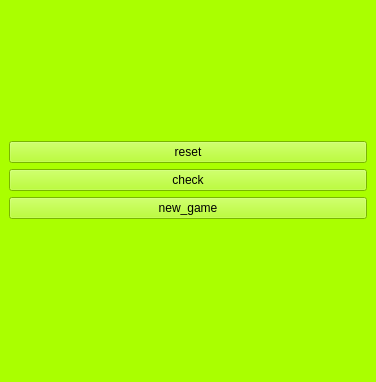
Qt form sodoko.ui (masoumehaemmi/tamrin-18) before a commit.
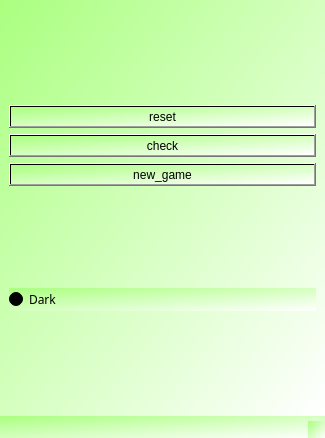
The same form after that commit. Custom widgets are drawn as their Qt base class.

The edit to the form file:
```diff
--- a/sodoko.ui
+++ b/sodoko.ui
@@ -6,15 +6,692 @@
    <rect>
     <x>0</x>
     <y>0</y>
-    <width>376</width>
-    <height>382</height>
+    <width>325</width>
+    <height>438</height>
    </rect>
   </property>
+  <property name="palette">
+   <palette>
+    <active>
+     <colorrole role="WindowText">
+      <brush brushstyle="SolidPattern">
+       <color alpha="255">
+        <red>0</red>
+        <green>0</green>
+        <blue>0</blue>
+       </color>
+      </brush>
+     </colorrole>
+     <colorrole role="Button">
+      <brush brushstyle="LinearGradientPattern">
+       <gradient startx="0.000000000000000" starty="0.000000000000000" endx="1.000000000000000" endy="1.000000000000000" type="LinearGradient" spread="PadSpread" coordinatemode="ObjectBoundingMode">
+        <gradientstop position="0.000000000000000">
+         <color alpha="255">
+          <red>170</red>
+          <green>255</green>
+          <blue>127</blue>
+         </color>
+        </gradientstop>
+        <gradientstop position="1.000000000000000">
+         <color alpha="255">
+          <red>255</red>
+          <green>255</green>
+          <blue>255</blue>
+         </color>
+        </gradientstop>
+       </gradient>
+      </brush>
+     </colorrole>
+     <colorrole role="Light">
+      <brush brushstyle="SolidPattern">
+       <color alpha="255">
+        <red>255</red>
+        <green>255</green>
+        <blue>255</blue>
+       </color>
+      </brush>
+     </colorrole>
+     <colorrole role="Midlight">
+      <brush brushstyle="SolidPattern">
+       <color alpha="255">
+        <red>227</red>
+        <green>227</green>
+        <blue>227</blue>
+       </color>
+      </brush>
+     </colorrole>
+     <colorrole role="Dark">
+      <brush brushstyle="SolidPattern">
+       <color alpha="255">
+        <red>160</red>
+        <green>160</green>
+        <blue>160</blue>
+       </color>
+      </brush>
+     </colorrole>
+     <colorrole role="Mid">
+      <brush brushstyle="SolidPattern">
+       <color alpha="255">
+        <red>160</red>
+        <green>160</green>
+        <blue>160</blue>
+       </color>
+      </brush>
+     </colorrole>
+     <colorrole role="Text">
+      <brush brushstyle="SolidPattern">
+       <color alpha="255">
+        <red>0</red>
+        <green>0</green>
+        <blue>0</blue>
+       </color>
+      </brush>
+     </colorrole>
+     <colorrole role="BrightText">
+      <brush brushstyle="SolidPattern">
+       <color alpha="255">
+        <red>255</red>
+        <green>255</green>
+        <blue>255</blue>
+       </color>
+      </brush>
+     </colorrole>
+     <colorrole role="ButtonText">
+      <brush brushstyle="SolidPattern">
+       <color alpha="255">
+        <red>0</red>
+        <green>0</green>
+        <blue>0</blue>
+       </color>
+      </brush>
+     </colorrole>
+     <colorrole role="Base">
+      <brush brushstyle="LinearGradientPattern">
+       <gradient startx="0.000000000000000" starty="0.000000000000000" endx="1.000000000000000" endy="1.000000000000000" type="LinearGradient" spread="PadSpread" coordinatemode="ObjectBoundingMode">
+        <gradientstop position="0.000000000000000">
+         <color alpha="255">
+          <red>170</red>
+          <green>255</green>
+          <blue>127</blue>
+         </color>
+        </gradientstop>
+        <gradientstop position="1.000000000000000">
+         <color alpha="255">
+          <red>255</red>
+          <green>255</green>
+          <blue>255</blue>
+         </color>
+        </gradientstop>
+       </gradient>
+      </brush>
+     </colorrole>
+     <colorrole role="Window">
+      <brush brushstyle="LinearGradientPattern">
+       <gradient startx="0.000000000000000" starty="0.000000000000000" endx="1.000000000000000" endy="1.000000000000000" type="LinearGradient" spread="PadSpread" coordinatemode="ObjectBoundingMode">
+        <gradientstop position="0.000000000000000">
+         <color alpha="255">
+          <red>170</red>
+          <green>255</green>
+          <blue>127</blue>
+         </color>
+        </gradientstop>
+        <gradientstop position="1.000000000000000">
+         <color alpha="255">
+          <red>255</red>
+          <green>255</green>
+          <blue>255</blue>
+         </color>
+        </gradientstop>
+       </gradient>
+      </brush>
+     </colorrole>
+     <colorrole role="Shadow">
+      <brush brushstyle="SolidPattern">
+       <color alpha="255">
+        <red>105</red>
+        <green>105</green>
+        <blue>105</blue>
+       </color>
+      </brush>
+     </colorrole>
+     <colorrole role="Highlight">
+      <brush brushstyle="SolidPattern">
+       <color alpha="255">
+        <red>0</red>
+        <green>120</green>
+        <blue>215</blue>
+       </color>
+      </brush>
+     </colorrole>
+     <colorrole role="HighlightedText">
+      <brush brushstyle="SolidPattern">
+       <color alpha="255">
+        <red>255</red>
+        <green>255</green>
+        <blue>255</blue>
+       </color>
+      </brush>
+     </colorrole>
+     <colorrole role="Link">
+      <brush brushstyle="SolidPattern">
+       <color alpha="255">
+        <red>0</red>
+        <green>0</green>
+        <blue>255</blue>
+       </color>
+      </brush>
+     </colorrole>
+     <colorrole role="LinkVisited">
+      <brush brushstyle="SolidPattern">
+       <color alpha="255">
+        <red>255</red>
+        <green>0</green>
+        <blue>255</blue>
+       </color>
+      </brush>
+     </colorrole>
+     <colorrole role="AlternateBase">
+      <brush brushstyle="SolidPattern">
+       <color alpha="255">
+        <red>245</red>
+        <green>245</green>
+        <blue>245</blue>
+       </color>
+      </brush>
+     </colorrole>
+     <colorrole role="NoRole">
+      <brush brushstyle="NoBrush">
+       <color alpha="255">
+        <red>0</red>
+        <green>0</green>
+        <blue>0</blue>
+       </color>
+      </brush>
+     </colorrole>
+     <colorrole role="ToolTipBase">
+      <brush brushstyle="SolidPattern">
+       <color alpha="255">
+        <red>255</red>
+        <green>255</green>
+        <blue>220</blue>
+       </color>
+      </brush>
+     </colorrole>
+     <colorrole role="ToolTipText">
+      <brush brushstyle="SolidPattern">
+       <color alpha="255">
+        <red>0</red>
+        <green>0</green>
+        <blue>0</blue>
+       </color>
+      </brush>
+     </colorrole>
+     <colorrole role="PlaceholderText">
+      <brush brushstyle="SolidPattern">
+       <color alpha="128">
+        <red>0</red>
+        <green>0</green>
+        <blue>0</blue>
+       </color>
+      </brush>
+     </colorrole>
+    </active>
+    <inactive>
+     <colorrole role="WindowText">
+      <brush brushstyle="SolidPattern">
+       <color alpha="255">
+        <red>0</red>
+        <green>0</green>
+        <blue>0</blue>
+       </color>
+      </brush>
+     </colorrole>
+     <colorrole role="Button">
+      <brush brushstyle="LinearGradientPattern">
+       <gradient startx="0.000000000000000" starty="0.000000000000000" endx="1.000000000000000" endy="1.000000000000000" type="LinearGradient" spread="PadSpread" coordinatemode="ObjectBoundingMode">
+        <gradientstop position="0.000000000000000">
+         <color alpha="255">
+          <red>170</red>
+          <green>255</green>
+          <blue>127</blue>
+         </color>
+        </gradientstop>
+        <gradientstop position="1.000000000000000">
+         <color alpha="255">
+          <red>255</red>
+          <green>255</green>
+          <blue>255</blue>
+         </color>
+        </gradientstop>
+       </gradient>
+      </brush>
+     </colorrole>
+     <colorrole role="Light">
+      <brush brushstyle="SolidPattern">
+       <color alpha="255">
+        <red>255</red>
+        <green>255</green>
+        <blue>255</blue>
+       </color>
+      </brush>
+     </colorrole>
+     <colorrole role="Midlight">
+      <brush brushstyle="SolidPattern">
+       <color alpha="255">
+        <red>227</red>
+        <green>227</green>
+        <blue>227</blue>
+       </color>
+      </brush>
+     </colorrole>
+     <colorrole role="Dark">
+      <brush brushstyle="SolidPattern">
+       <color alpha="255">
+        <red>160</red>
+        <green>160</green>
+        <blue>160</blue>
+       </color>
+      </brush>
+     </colorrole>
+     <colorrole role="Mid">
+      <brush brushstyle="SolidPattern">
+       <color alpha="255">
+        <red>160</red>
+        <green>160</green>
+        <blue>160</blue>
+       </color>
+      </brush>
+     </colorrole>
+     <colorrole role="Text">
+      <brush brushstyle="SolidPattern">
+       <color alpha="255">
+        <red>0</red>
+        <green>0</green>
+        <blue>0</blue>
+       </color>
+      </brush>
+     </colorrole>
+     <colorrole role="BrightText">
+      <brush brushstyle="SolidPattern">
+       <color alpha="255">
+        <red>255</red>
+        <green>255</green>
+        <blue>255</blue>
+       </color>
+      </brush>
+     </colorrole>
+     <colorrole role="ButtonText">
+      <brush brushstyle="SolidPattern">
+       <color alpha="255">
+        <red>0</red>
+        <green>0</green>
+        <blue>0</blue>
+       </color>
+      </brush>
+     </colorrole>
+     <colorrole role="Base">
+      <brush brushstyle="LinearGradientPattern">
+       <gradient startx="0.000000000000000" starty="0.000000000000000" endx="1.000000000000000" endy="1.000000000000000" type="LinearGradient" spread="PadSpread" coordinatemode="ObjectBoundingMode">
+        <gradientstop position="0.000000000000000">
+         <color alpha="255">
+          <red>170</red>
+          <green>255</green>
+          <blue>127</blue>
+         </color>
+        </gradientstop>
+        <gradientstop position="1.000000000000000">
+         <color alpha="255">
+          <red>255</red>
+          <green>255</green>
+          <blue>255</blue>
+         </color>
+        </gradientstop>
+       </gradient>
+      </brush>
+     </colorrole>
+     <colorrole role="Window">
+      <brush brushstyle="LinearGradientPattern">
+       <gradient startx="0.000000000000000" starty="0.000000000000000" endx="1.000000000000000" endy="1.000000000000000" type="LinearGradient" spread="PadSpread" coordinatemode="ObjectBoundingMode">
+        <gradientstop position="0.000000000000000">
+         <color alpha="255">
+          <red>170</red>
+          <green>255</green>
+          <blue>127</blue>
+         </color>
+        </gradientstop>
+        <gradientstop position="1.000000000000000">
+         <color alpha="255">
+          <red>255</red>
+          <green>255</green>
+          <blue>255</blue>
+         </color>
+        </gradientstop>
+       </gradient>
+      </brush>
+     </colorrole>
+     <colorrole role="Shadow">
+      <brush brushstyle="SolidPattern">
+       <color alpha="255">
+        <red>105</red>
+        <green>105</green>
+        <blue>105</blue>
+       </color>
+      </brush>
+     </colorrole>
+     <colorrole role="Highlight">
+      <brush brushstyle="SolidPattern">
+       <color alpha="255">
+        <red>240</red>
+        <green>240</green>
+        <blue>240</blue>
+       </color>
+      </brush>
+     </colorrole>
+     <colorrole role="HighlightedText">
+      <brush brushstyle="SolidPattern">
+       <color alpha="255">
+        <red>0</red>
+        <green>0</green>
+        <blue>0</blue>
+       </color>
+      </brush>
+     </colorrole>
+     <colorrole role="Link">
+      <brush brushstyle="SolidPattern">
+       <color alpha="255">
+        <red>0</red>
+        <green>0</green>
+        <blue>255</blue>
+       </color>
+      </brush>
+     </colorrole>
+     <colorrole role="LinkVisited">
+      <brush brushstyle="SolidPattern">
+       <color alpha="255">
+        <red>255</red>
+        <green>0</green>
+        <blue>255</blue>
+       </color>
+      </brush>
+     </colorrole>
+     <colorrole role="AlternateBase">
+      <brush brushstyle="SolidPattern">
+       <color alpha="255">
+        <red>245</red>
+        <green>245</green>
+        <blue>245</blue>
+       </color>
+      </brush>
+     </colorrole>
+     <colorrole role="NoRole">
+      <brush brushstyle="NoBrush">
+       <color alpha="255">
+        <red>0</red>
+        <green>0</green>
+        <blue>0</blue>
+       </color>
+      </brush>
+     </colorrole>
+     <colorrole role="ToolTipBase">
+      <brush brushstyle="SolidPattern">
+       <color alpha="255">
+        <red>255</red>
+        <green>255</green>
+        <blue>220</blue>
+       </color>
+      </brush>
+     </colorrole>
+     <colorrole role="ToolTipText">
+      <brush brushstyle="SolidPattern">
+       <color alpha="255">
+        <red>0</red>
+        <green>0</green>
+        <blue>0</blue>
+       </color>
+      </brush>
+     </colorrole>
+     <colorrole role="PlaceholderText">
+      <brush brushstyle="SolidPattern">
+       <color alpha="128">
+        <red>0</red>
+        <green>0</green>
+        <blue>0</blue>
+       </color>
+      </brush>
+     </colorrole>
+    </inactive>
+    <disabled>
+     <colorrole role="WindowText">
+      <brush brushstyle="SolidPattern">
+       <color alpha="255">
+        <red>120</red>
+        <green>120</green>
+        <blue>120</blue>
+       </color>
+      </brush>
+     </colorrole>
+     <colorrole role="Button">
+      <brush brushstyle="LinearGradientPattern">
+       <gradient startx="0.000000000000000" starty="0.000000000000000" endx="1.000000000000000" endy="1.000000000000000" type="LinearGradient" spread="PadSpread" coordinatemode="ObjectBoundingMode">
+        <gradientstop position="0.000000000000000">
+         <color alpha="255">
+          <red>170</red>
+          <green>255</green>
+          <blue>127</blue>
+         </color>
+        </gradientstop>
+        <gradientstop position="1.000000000000000">
+         <color alpha="255">
+          <red>255</red>
+          <green>255</green>
+          <blue>255</blue>
+         </color>
+        </gradientstop>
+       </gradient>
+      </brush>
+     </colorrole>
+     <colorrole role="Light">
+      <brush brushstyle="SolidPattern">
+       <color alpha="255">
+        <red>255</red>
+        <green>255</green>
+        <blue>255</blue>
+       </color>
+      </brush>
+     </colorrole>
+     <colorrole role="Midlight">
+      <brush brushstyle="SolidPattern">
+       <color alpha="255">
+        <red>247</red>
+        <green>247</green>
+        <blue>247</blue>
+       </color>
+      </brush>
+     </colorrole>
+     <colorrole role="Dark">
+      <brush brushstyle="SolidPattern">
+       <color alpha="255">
+        <red>160</red>
+        <green>160</green>
+        <blue>160</blue>
+       </color>
+      </brush>
+     </colorrole>
+     <colorrole role="Mid">
+      <brush brushstyle="SolidPattern">
+       <color alpha="255">
+        <red>160</red>
+        <green>160</green>
+        <blue>160</blue>
+       </color>
+      </brush>
+     </colorrole>
+     <colorrole role="Text">
+      <brush brushstyle="SolidPattern">
+       <color alpha="255">
+        <red>120</red>
+        <green>120</green>
+        <blue>120</blue>
+       </color>
+      </brush>
+     </colorrole>
+     <colorrole role="BrightText">
+      <brush brushstyle="SolidPattern">
+       <color alpha="255">
+        <red>255</red>
+        <green>255</green>
+        <blue>255</blue>
+       </color>
+      </brush>
+     </colorrole>
+     <colorrole role="ButtonText">
+      <brush brushstyle="SolidPattern">
+       <color alpha="255">
+        <red>120</red>
+        <green>120</green>
+        <blue>120</blue>
+       </color>
+      </brush>
+     </colorrole>
+     <colorrole role="Base">
+      <brush brushstyle="LinearGradientPattern">
+       <gradient startx="0.000000000000000" starty="0.000000000000000" endx="1.000000000000000" endy="1.000000000000000" type="LinearGradient" spread="PadSpread" coordinatemode="ObjectBoundingMode">
+        <gradientstop position="0.000000000000000">
+         <color alpha="255">
+          <red>170</red>
+          <green>255</green>
+          <blue>127</blue>
+         </color>
+        </gradientstop>
+        <gradientstop position="1.000000000000000">
+         <color alpha="255">
+          <red>255</red>
+          <green>255</green>
+          <blue>255</blue>
+         </color>
+        </gradientstop>
+       </gradient>
+      </brush>
+     </colorrole>
+     <colorrole role="Window">
+      <brush brushstyle="LinearGradientPattern">
+       <gradient startx="0.000000000000000" starty="0.000000000000000" endx="1.000000000000000" endy="1.000000000000000" type="LinearGradient" spread="PadSpread" coordinatemode="ObjectBoundingMode">
+        <gradientstop position="0.000000000000000">
+         <color alpha="255">
+          <red>170</red>
+          <green>255</green>
+          <blue>127</blue>
+         </color>
+        </gradientstop>
+        <gradientstop position="1.000000000000000">
+         <color alpha="255">
+          <red>255</red>
+          <green>255</green>
+          <blue>255</blue>
+         </color>
+        </gradientstop>
+       </gradient>
+      </brush>
+     </colorrole>
+     <colorrole role="Shadow">
+      <brush brushstyle="SolidPattern">
+       <color alpha="255">
+        <red>0</red>
+        <green>0</green>
+        <blue>0</blue>
+       </color>
+      </brush>
+     </colorrole>
+     <colorrole role="Highlight">
+      <brush brushstyle="SolidPattern">
+       <color alpha="255">
+        <red>0</red>
+        <green>120</green>
+        <blue>215</blue>
+       </color>
+      </brush>
+     </colorrole>
+     <colorrole role="HighlightedText">
+      <brush brushstyle="SolidPattern">
+       <color alpha="255">
+        <red>255</red>
+        <green>255</green>
+        <blue>255</blue>
+       </color>
+      </brush>
+     </colorrole>
+     <colorrole role="Link">
+      <brush brushstyle="SolidPattern">
+       <color alpha="255">
+        <red>0</red>
+        <green>0</green>
+        <blue>255</blue>
+       </color>
+      </brush>
+     </colorrole>
+     <colorrole role="LinkVisited">
+      <brush brushstyle="SolidPattern">
+       <color alpha="255">
+        <red>255</red>
+        <green>0</green>
+        <blue>255</blue>
+       </color>
+      </brush>
+     </colorrole>
+     <colorrole role="AlternateBase">
+      <brush brushstyle="SolidPattern">
+       <color alpha="255">
+        <red>245</red>
+        <green>245</green>
+        <blue>245</blue>
+       </color>
+      </brush>
+     </colorrole>
+     <colorrole role="NoRole">
+      <brush brushstyle="NoBrush">
+       <color alpha="255">
+        <red>0</red>
+        <green>0</green>
+        <blue>0</blue>
+       </color>
+      </brush>
+     </colorrole>
+     <colorrole role="ToolTipBase">
+      <brush brushstyle="SolidPattern">
+       <color alpha="255">
+        <red>255</red>
+        <green>255</green>
+        <blue>220</blue>
+       </color>
+      </brush>
+     </colorrole>
+     <colorrole role="ToolTipText">
+      <brush brushstyle="SolidPattern">
+       <color alpha="255">
+        <red>0</red>
+        <green>0</green>
+        <blue>0</blue>
+       </color>
+      </brush>
+     </colorrole>
+     <colorrole role="PlaceholderText">
+      <brush brushstyle="SolidPattern">
+       <color alpha="128">
+        <red>0</red>
+        <green>0</green>
+        <blue>0</blue>
+       </color>
+      </brush>
+     </colorrole>
+    </disabled>
+   </palette>
+  </property>
   <property name="windowTitle">
    <string>MainWindow</string>
   </property>
   <property name="styleSheet">
-   <string notr="true">background-color: rgb(170, 255, 0);</string>
+   <string notr="true">
+background-color: qlineargradient(spread:pad, x1:0, y1:0, x2:1, y2:1, stop:0 rgba(170, 255, 127, 255), stop:1 rgba(255, 255, 255, 255));</string>
   </property>
   <widget class="QWidget" name="centralwidget">
    <layout class="QGridLayout" name="gridLayout">
@@ -50,6 +727,208 @@
       </item>
      </layout>
     </item>
+    <item row="3" column="0">
+     <widget class="QRadioButton" name="rB_dark">
+      <property name="palette">
+       <palette>
+        <active>
+         <colorrole role="Button">
+          <brush brushstyle="LinearGradientPattern">
+           <gradient startx="0.000000000000000" starty="0.000000000000000" endx="1.000000000000000" endy="1.000000000000000" type="LinearGradient" spread="PadSpread" coordinatemode="ObjectBoundingMode">
+            <gradientstop position="0.000000000000000">
+             <color alpha="255">
+              <red>170</red>
+              <green>255</green>
+              <blue>127</blue>
+             </color>
+            </gradientstop>
+            <gradientstop position="1.000000000000000">
+             <color alpha="255">
+              <red>255</red>
+              <green>255</green>
+              <blue>255</blue>
+             </color>
+            </gradientstop>
+           </gradient>
+          </brush>
+         </colorrole>
+         <colorrole role="Base">
+          <brush brushstyle="LinearGradientPattern">
+           <gradient startx="0.000000000000000" starty="0.000000000000000" endx="1.000000000000000" endy="1.000000000000000" type="LinearGradient" spread="PadSpread" coordinatemode="ObjectBoundingMode">
+            <gradientstop position="0.000000000000000">
+             <color alpha="255">
+              <red>170</red>
+              <green>255</green>
+              <blue>127</blue>
+             </color>
+            </gradientstop>
+            <gradientstop position="1.000000000000000">
+             <color alpha="255">
+              <red>255</red>
+              <green>255</green>
+              <blue>255</blue>
+             </color>
+            </gradientstop>
+           </gradient>
+          </brush>
+         </colorrole>
+         <colorrole role="Window">
+          <brush brushstyle="LinearGradientPattern">
+           <gradient startx="0.000000000000000" starty="0.000000000000000" endx="1.000000000000000" endy="1.000000000000000" type="LinearGradient" spread="PadSpread" coordinatemode="ObjectBoundingMode">
+            <gradientstop position="0.000000000000000">
+             <color alpha="255">
+              <red>170</red>
+              <green>255</green>
+              <blue>127</blue>
+             </color>
+            </gradientstop>
+            <gradientstop position="1.000000000000000">
+             <color alpha="255">
+              <red>255</red>
+              <green>255</green>
+              <blue>255</blue>
+             </color>
+            </gradientstop>
+           </gradient>
+          </brush>
+         </colorrole>
+        </active>
+        <inactive>
+         <colorrole role="Button">
+          <brush brushstyle="LinearGradientPattern">
+           <gradient startx="0.000000000000000" starty="0.000000000000000" endx="1.000000000000000" endy="1.000000000000000" type="LinearGradient" spread="PadSpread" coordinatemode="ObjectBoundingMode">
+            <gradientstop position="0.000000000000000">
+             <color alpha="255">
+              <red>170</red>
+              <green>255</green>
+              <blue>127</blue>
+             </color>
+            </gradientstop>
+            <gradientstop position="1.000000000000000">
+             <color alpha="255">
+              <red>255</red>
+              <green>255</green>
+              <blue>255</blue>
+             </color>
+            </gradientstop>
+           </gradient>
+          </brush>
+         </colorrole>
+         <colorrole role="Base">
+          <brush brushstyle="LinearGradientPattern">
+           <gradient startx="0.000000000000000" starty="0.000000000000000" endx="1.000000000000000" endy="1.000000000000000" type="LinearGradient" spread="PadSpread" coordinatemode="ObjectBoundingMode">
+            <gradientstop position="0.000000000000000">
+             <color alpha="255">
+              <red>170</red>
+              <green>255</green>
+              <blue>127</blue>
+             </color>
+            </gradientstop>
+            <gradientstop position="1.000000000000000">
+             <color alpha="255">
+              <red>255</red>
+              <green>255</green>
+              <blue>255</blue>
+             </color>
+            </gradientstop>
+           </gradient>
+          </brush>
+         </colorrole>
+         <colorrole role="Window">
+          <brush brushstyle="LinearGradientPattern">
+           <gradient startx="0.000000000000000" starty="0.000000000000000" endx="1.000000000000000" endy="1.000000000000000" type="LinearGradient" spread="PadSpread" coordinatemode="ObjectBoundingMode">
+            <gradientstop position="0.000000000000000">
+             <color alpha="255">
+              <red>170</red>
+              <green>255</green>
+              <blue>127</blue>
+             </color>
+            </gradientstop>
+            <gradientstop position="1.000000000000000">
+             <color alpha="255">
+              <red>255</red>
+              <green>255</green>
+              <blue>255</blue>
+             </color>
+            </gradientstop>
+           </gradient>
+          </brush>
+         </colorrole>
+        </inactive>
+        <disabled>
+         <colorrole role="Button">
+          <brush brushstyle="LinearGradientPattern">
+           <gradient startx="0.000000000000000" starty="0.000000000000000" endx="1.000000000000000" endy="1.000000000000000" type="LinearGradient" spread="PadSpread" coordinatemode="ObjectBoundingMode">
+            <gradientstop position="0.000000000000000">
+             <color alpha="255">
+              <red>170</red>
+              <green>255</green>
+              <blue>127</blue>
+             </color>
+            </gradientstop>
+            <gradientstop position="1.000000000000000">
+             <color alpha="255">
+              <red>255</red>
+              <green>255</green>
+              <blue>255</blue>
+             </color>
+            </gradientstop>
+           </gradient>
+          </brush>
+         </colorrole>
+         <colorrole role="Base">
+          <brush brushstyle="LinearGradientPattern">
+           <gradient startx="0.000000000000000" starty="0.000000000000000" endx="1.000000000000000" endy="1.000000000000000" type="LinearGradient" spread="PadSpread" coordinatemode="ObjectBoundingMode">
+            <gradientstop position="0.000000000000000">
+             <color alpha="255">
+              <red>170</red>
+              <green>255</green>
+              <blue>127</blue>
+             </color>
+            </gradientstop>
+            <gradientstop position="1.000000000000000">
+             <color alpha="255">
+              <red>255</red>
+              <green>255</green>
+              <blue>255</blue>
+             </color>
+            </gradientstop>
+           </gradient>
+          </brush>
+         </colorrole>
+         <colorrole role="Window">
+          <brush brushstyle="LinearGradientPattern">
+           <gradient startx="0.000000000000000" starty="0.000000000000000" endx="1.000000000000000" endy="1.000000000000000" type="LinearGradient" spread="PadSpread" coordinatemode="ObjectBoundingMode">
+            <gradientstop position="0.000000000000000">
+             <color alpha="255">
+              <red>170</red>
+              <green>255</green>
+              <blue>127</blue>
+             </color>
+            </gradientstop>
+            <gradientstop position="1.000000000000000">
+             <color alpha="255">
+              <red>255</red>
+              <green>255</green>
+              <blue>255</blue>
+             </color>
+            </gradientstop>
+           </gradient>
+          </brush>
+         </colorrole>
+        </disabled>
+       </palette>
+      </property>
+      <property name="font">
+       <font>
+        <family>Ravie</family>
+       </font>
+      </property>
+      <property name="text">
+       <string>Dark</string>
+      </property>
+     </widget>
+    </item>
    </layout>
   </widget>
   <widget class="QMenuBar" name="menubar">
@@ -64,6 +943,13 @@
   </widget>
   <widget class="QStatusBar" name="statusbar"/>
  </widget>
+ <customwidgets>
+  <customwidget>
+   <class>Dark</class>
+   <extends>QMenuBar</extends>
+   <header>dark.h</header>
+  </customwidget>
+ </customwidgets>
  <resources/>
  <connections/>
 </ui>
```
Left out of the diff: 8 changed lines with no effect on the pictures.
